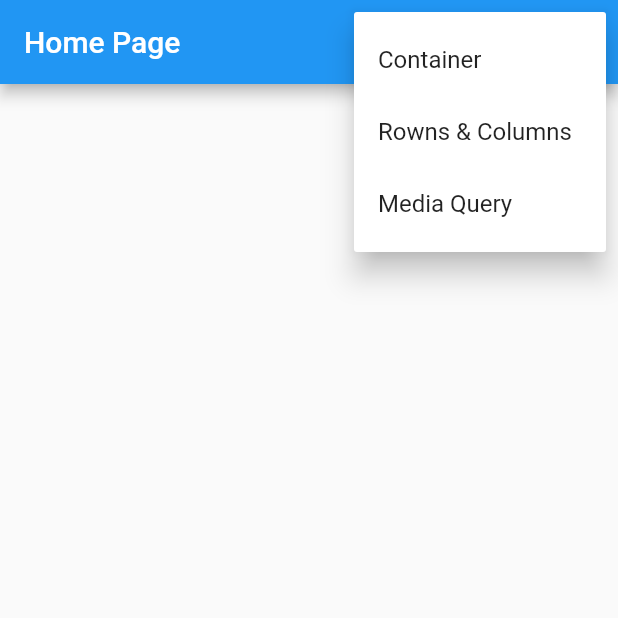
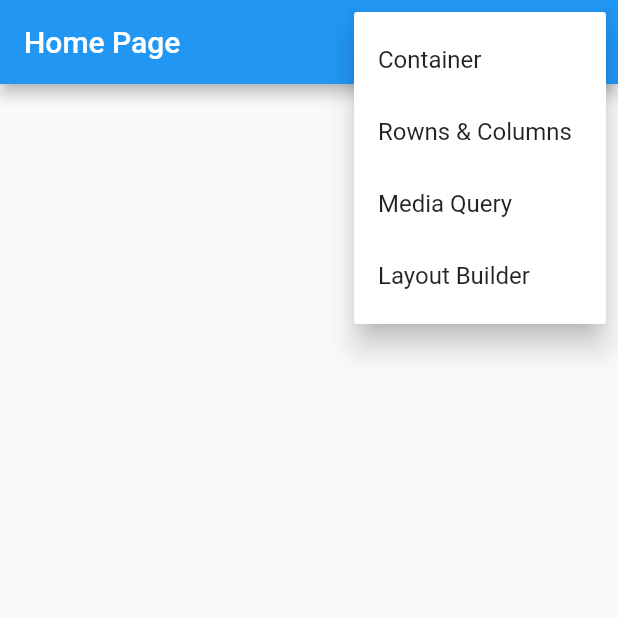
Before and after one commit to JnrMoraes/flutter-popup-menu, a Flutter app: the screen it shows after launch, after a tap on the "more vert" icon, on a phone screen of 412 x 824 dp, the top half of it. Run offline on Flutter 3.47's test engine with Material 2 defaults, Android fonts, the phone set to English and light mode, and no system bars; our stand-ins replace device_preview.

Commit message:
widget layout builder

```diff
--- a/lib/main.dart
+++ b/lib/main.dart
@@ -2,6 +2,7 @@ import 'package:device_preview/device_preview.dart';
 import 'package:flutter/foundation.dart';
 import 'package:flutter/material.dart';
 import 'package:study/pages/containers/container_page.dart';
+import 'package:study/pages/layout_builder/layout_builder_page.dart';
 import 'package:study/pages/media_query/media_query_page.dart';
 
 import 'pages/home/home_page.dart';
@@ -32,6 +33,7 @@ class MyApp extends StatelessWidget {
         '/container': (_) => const ContainerPage(),
         '/rows_columns': (_) => const RowColumnPage(),
         '/media_query': (_) => const MediaQueryPage(),
+        '/layout_builder': (_) => const LayoutBuilderPage(),
       },
     );
   }
--- a/lib/pages/home/home_page.dart
+++ b/lib/pages/home/home_page.dart
@@ -4,6 +4,7 @@ enum PopupMenuPages {
   container,
   row_columns,
   media_query,
+  layout_builder,
 }
 
 class HomePage extends StatelessWidget {
@@ -27,6 +28,9 @@ class HomePage extends StatelessWidget {
                 case PopupMenuPages.media_query:
                   Navigator.of(context).pushNamed('/media_query');
                   break;
+                case PopupMenuPages.layout_builder:
+                  Navigator.of(context).pushNamed('/layout_builder');
+                  break;
               }
             },
             itemBuilder: (BuildContext context) {
@@ -42,6 +46,9 @@ class HomePage extends StatelessWidget {
                 const PopupMenuItem<PopupMenuPages>(
                   value: PopupMenuPages.media_query,
                   child: Text('Media Query'),
+                ),const PopupMenuItem<PopupMenuPages>(
+                  value: PopupMenuPages.layout_builder,
+                  child: Text('Layout Builder'),
                 ),
               ];
             },
```
Also changed, not shown: lib/pages/layout_builder/layout_builder_page.dart (added, +35 -0 lines).
